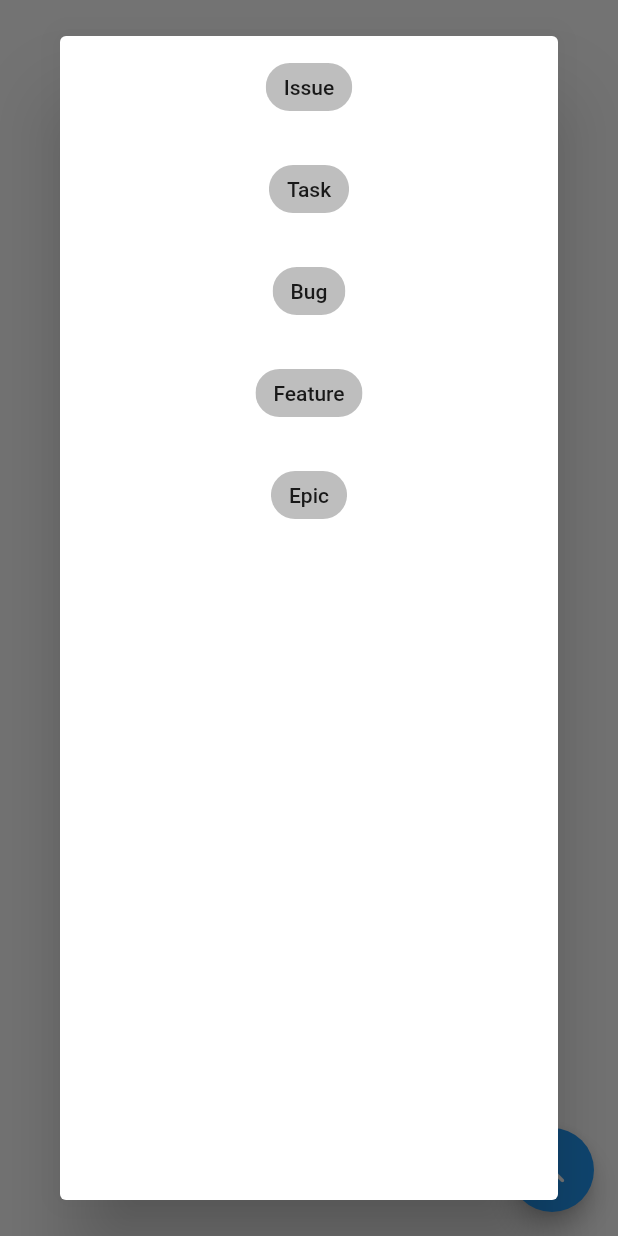
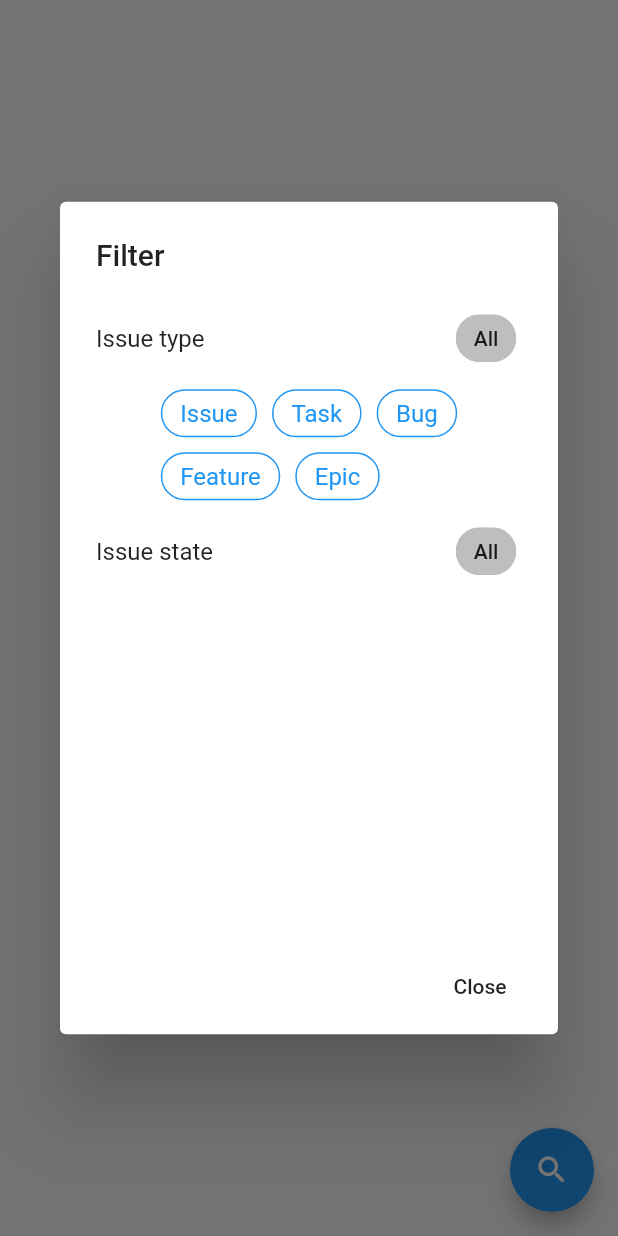
Before and after one commit to Agrabski/devops, a Flutter app: the WorkList screen opened directly with empty values, after a tap on the "search" icon, on a phone screen of 412 x 824 dp. Run offline on Flutter 3.47's test engine with Material 2 defaults, Android fonts, the phone set to English and light mode, and no system bars; drawn by our look-alikes of chips_choice; our stand-ins replace flutter_secure_storage; accounts and stored records are empty.

Commit message:
better filters and profile pictures

```diff
--- a/lib/api/api.dart
+++ b/lib/api/api.dart
@@ -10,11 +10,17 @@ import 'account.dart';
 class Profile {
   final String id;
   final String displayName;
+  final String url;
+  final String uniqueName;
+  final String base64image;
+  final String descriptor;
   static Profile fromJson(Map<String, dynamic> o) {
-    return Profile(o['id'], o['displayName']);
+    return Profile(o['id'], o['displayName'], o['url'], o['uniqueName'],
+        o['coreAttributes']['Avatar']['value']['value'], o['descriptor']);
   }
 
-  Profile(this.id, this.displayName);
+  Profile(this.id, this.displayName, this.url, this.uniqueName,
+      this.base64image, this.descriptor);
 }
 
 enum UrlType { App, Dev }
@@ -53,6 +59,10 @@ class AzureDevOpsApi {
         "invalid return code! ${response.statusCode}, ${response.reasonPhrase}");
   }
 
+  Future<T> makePatchApiCall<T>(String urlPath, T Function(dynamic) converter,
+      UrlType type, Map<String, dynamic> body,
+      {Map<String, String> headers}) async {}
+
   Future<T> makePostApiCall<T>(String urlPath, T Function(dynamic) converter,
       UrlType type, Map<String, dynamic> body,
       {Map<String, String> headers}) async {
@@ -87,8 +97,8 @@ class AzureDevOpsApi {
   }
 
   Future<Profile> getMe() {
-    return makeGetApiCall<Profile>(
-        '_apis/profile/profiles/me', (r) => Profile.fromJson(r), UrlType.App);
+    return makeGetApiCall<Profile>('_apis/profile/profiles/me?details=true',
+        (r) => Profile.fromJson(r), UrlType.App);
   }
 
   Future<String> userId() async {
--- a/lib/common/multiple_choice_filter/multipleChoiceFilter.dart
+++ b/lib/common/multiple_choice_filter/multipleChoiceFilter.dart
@@ -1,21 +1,22 @@
-import 'package:devops/common/multiple_choice_filter/multiple_choice_filter_item.dart';
+import 'package:chips_choice/chips_choice.dart';
 import 'package:flutter/cupertino.dart';
 import 'package:flutter/material.dart';
 
 class MultipleChoiceFilter extends StatefulWidget {
   final List<String> _choices;
   final List<String> _currentChoices;
+  final String title;
 
   final void Function(List<String> currentChoices) onChoiceChanged;
 
   const MultipleChoiceFilter(this._choices, this._currentChoices,
-      {Key key, this.onChoiceChanged})
+      {Key key, this.onChoiceChanged, this.title})
       : super(key: key);
   @override
   State<StatefulWidget> createState() {
     // TODO: implement createState
     return _MultipleChoiceFilterState(
-        this._choices, this._currentChoices, this.onChoiceChanged);
+        this._choices, this._currentChoices, this.onChoiceChanged, this.title);
   }
 }
 
@@ -24,25 +25,37 @@ class _MultipleChoiceFilterState extends State<MultipleChoiceFilter> {
   final void Function(List<String> currentChoices) _onChoiceChanged;
   List<String> _currentChoices;
 
+  final String _title;
+
   _MultipleChoiceFilterState(
-      this._choices, this._currentChoices, this._onChoiceChanged);
+      this._choices, this._currentChoices, this._onChoiceChanged, this._title);
   @override
   Widget build(BuildContext context) {
-    return Container(
-        child: Scrollbar(
-            child: ListView(
-      children: _choices
-          .map((e) => MultipleChoiceFilterItem(
-              e,
-              (x) => {
-                    if (_currentChoices.contains(x))
-                      _currentChoices.remove(x)
-                    else
-                      _currentChoices.add(x),
-                    _onChoiceChanged(_currentChoices)
-                  },
-              _currentChoices.contains(e)))
-          .toList(growable: false),
-    )));
+    return Column(children: [
+      Row(
+        children: [
+          Text(_title),
+          ChoiceChip(
+            onSelected: (b) => {
+              setState(() => _currentChoices = b ? _choices : List()),
+              _onChoiceChanged(_currentChoices)
+            },
+            label: Text("All"),
+            selected: _currentChoices.length == _choices.length,
+          ),
+        ],
+        mainAxisAlignment: MainAxisAlignment.spaceBetween,
+      ),
+      ChipsChoice<String>.multiple(
+        value: _currentChoices,
+        onChanged: (x) => {
+          setState(() => _currentChoices = x),
+          _onChoiceChanged(_currentChoices)
+        },
+        choiceItems: _choices.map((e) => C2Choice(value: e, label: e)).toList(),
+        wrapped: true,
+        choiceStyle: C2ChoiceStyle(showCheckmark: false),
+      )
+    ]);
   }
 }
--- a/lib/common/multiple_choice_filter/multiple_choice_filter_item.dart
+++ /dev/null
@@ -1,38 +0,0 @@
-import 'package:flutter/cupertino.dart';
-import 'package:flutter/material.dart';
-
-class MultipleChoiceFilterItem extends StatefulWidget {
-  final String _text;
-  final void Function(String text) _onSelected;
-  final bool _isSelected;
-
-  const MultipleChoiceFilterItem(this._text, this._onSelected, this._isSelected,
-      {Key key})
-      : super(key: key);
-
-  @override
-  State<StatefulWidget> createState() {
-    // TODO: implement createState
-    return _MultipleChoiceFilterItemState(_text, _onSelected, _isSelected);
-  }
-}
-
-class _MultipleChoiceFilterItemState extends State<MultipleChoiceFilterItem> {
-  final String _text;
-  final void Function(String text) _onSelected;
-  bool _isSelected;
-
-  _MultipleChoiceFilterItemState(
-      this._text, this._onSelected, this._isSelected);
-  @override
-  Widget build(BuildContext context) {
-    // TODO: implement build
-    return Padding(padding: EdgeInsets.symmetric(vertical: 10), child: ChoiceChip(
-        label: Text(_text),
-        onSelected: (b) => setState(()=>{
-              _isSelected = b,
-              if (_isSelected) _onSelected(_text),
-            }),
-    selected: _isSelected,));
-  }
-}
--- a/lib/home_page.dart
+++ b/lib/home_page.dart
@@ -111,7 +111,7 @@ class _HomePageState extends State<HomePage> {
       case 0:
         return organisations();
       case 1:
-        return WorkList(_work);
+        return WorkList(_work, _api.work());
       case 2:
         return ProfileWidget(_account);
     }
--- a/lib/pages/work/work_list.dart
+++ b/lib/pages/work/work_list.dart
@@ -1,20 +1,24 @@
+import 'package:devops/api/api.dart';
 import 'package:devops/api/work.dart';
 import 'package:devops/common/multiple_choice_filter/multipleChoiceFilter.dart';
+import 'package:devops/user/select_user.dart';
 import 'package:flutter/cupertino.dart';
 import 'package:flutter/material.dart';
 
 class WorkList extends StatefulWidget {
   final List<WorkItem> _work;
+  final WorkApi _api;
 
-  WorkList(this._work, {Key key}) : super(key: key);
+  WorkList(this._work, this._api, {Key key}) : super(key: key);
   @override
   State<StatefulWidget> createState() {
     // TODO: implement createState
-    return _WorkListState(_work);
+    return _WorkListState(_work, _api);
   }
 }
 
 class _WorkListState extends State<WorkList> {
+  final WorkApi _api;
   static const List<String> _workItemTypes = [
     'Issue',
     'Task',
@@ -24,12 +28,24 @@ class _WorkListState extends State<WorkList> {
   ];
 
   List<String> _selectedWorkItemTypes = _workItemTypes;
+  List<String> _selectedStates;
+
+  List<String> _allStates;
+
+  @override
+  void initState() {
+    _selectedStates =
+        _work.map((e) => e.fields['System.State'] as String).toSet().toList();
+    _allStates = _selectedStates;
+    super.initState();
+  }
 
   final List<WorkItem> _work;
-  _WorkListState(this._work);
+  _WorkListState(this._work, this._api);
 
   bool _filter(WorkItem x) {
-    return _selectedWorkItemTypes.contains(x.fields['System.WorkItemType']);
+    return _selectedWorkItemTypes.contains(x.fields['System.WorkItemType']) &&
+        _selectedStates.contains(x.fields['System.State']);
   }
 
   @override
@@ -63,12 +79,23 @@ class _WorkListState extends State<WorkList> {
             mainAxisAlignment: MainAxisAlignment.end,
             children: <Widget>[
               TextButton(
-                child: const Text('BUY TICKETS'),
+                child: const Text('Reassign'),
+                onPressed: () async {
+                  var user = await Navigator.push<Profile>(
+                      context, MaterialPageRoute(builder: (c) => SelectUser()));
+                  try {
+                    await _api.assignWorkItem(item, user);
+                  } catch (e) {}
+                },
+              ),
+              const SizedBox(width: 8),
+              TextButton(
+                child: const Text('Change state'),
                 onPressed: () {/* ... */},
               ),
               const SizedBox(width: 8),
               TextButton(
-                child: const Text('LISTEN'),
+                child: const Text('Edit'),
                 onPressed: () {/* ... */},
               ),
               const SizedBox(width: 8),
@@ -107,9 +134,33 @@ class _WorkListState extends State<WorkList> {
         context: context,
         useSafeArea: true,
         useRootNavigator: true,
-        builder: (c) => Dialog(
-            child: MultipleChoiceFilter(_workItemTypes, _selectedWorkItemTypes,
-                onChoiceChanged: (x) =>
-                    setState(() => _selectedWorkItemTypes = x))));
+        builder: (c) => AlertDialog(
+              title: Text("Filter"),
+              content: Container(
+                child: Scrollbar(
+                    child: ListView(children: [
+                  MultipleChoiceFilter(
+                    _workItemTypes,
+                    _selectedWorkItemTypes,
+                    onChoiceChanged: (x) =>
+                        setState(() => _selectedWorkItemTypes = x),
+                    title: "Issue type",
+                  ),
+                  MultipleChoiceFilter(
+                    _allStates,
+                    _selectedStates,
+                    onChoiceChanged: (x) => setState(() => _selectedStates = x),
+                    title: "Issue state",
+                  )
+                ])),
+                height: 400,
+                width: 300,
+              ),
+              actions: [
+                FlatButton(
+                    onPressed: () => Navigator.pop(context),
+                    child: Text("Close"))
+              ],
+            ));
   }
 }
--- a/pubspec.yaml
+++ b/pubspec.yaml
@@ -25,6 +25,7 @@ dependencies:
     sdk: flutter
   http: 0.12.2
   flutter_secure_storage: ^3.3.5
+  chips_choice: ^2.0.1
 
   # The following adds the Cupertino Icons font to your application.
   # Use with the CupertinoIcons class for iOS style icons.
```
Also changed, not shown: lib/api/work.dart (+28 -11 lines), lib/pages/profile.dart (+12 -1 lines), lib/user/select_user.dart (added, +17 -0 lines), pubspec.lock.
